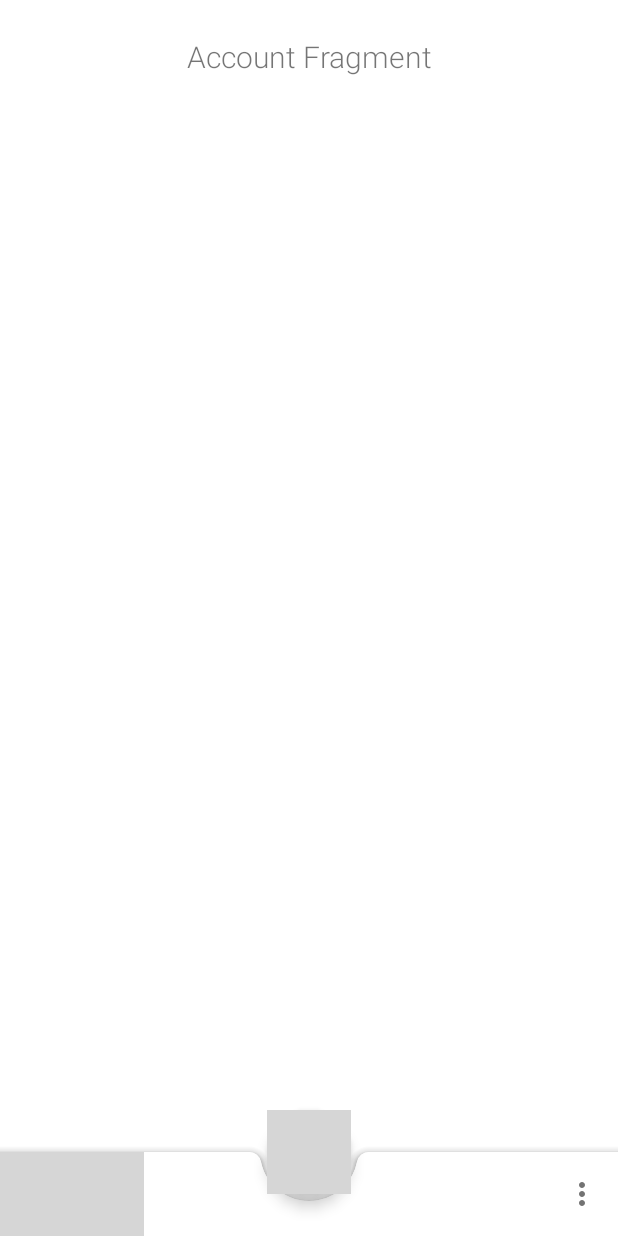
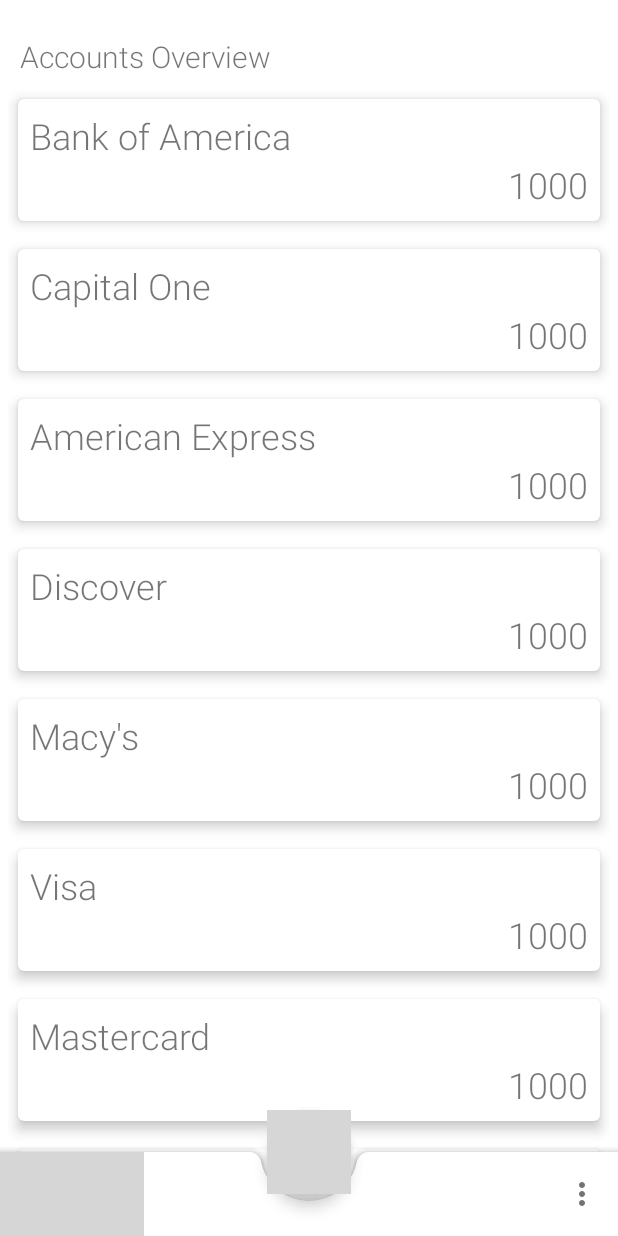
Before and after one commit to mattlavallee/checks-and-balances, an Android app: the screen it shows after launch (MainActivity), on a phone screen of 412 x 824 dp. Run offline under Robolectric (Android 15) with nearby library versions, the phone set to English and light mode, and no system bars; grey boxes are pictures that could not be loaded.

Commit message:
feat(accounts): adding account view with basic account cards
Adds an account adapter and sets up the recycler view to render accounts
in MaterialCardViews

```diff
--- a/android/app/build.gradle
+++ b/android/app/build.gradle
@@ -39,6 +39,7 @@ dependencies {
     implementation 'androidx.lifecycle:lifecycle-extensions:2.1.0'
     implementation 'androidx.navigation:navigation-fragment-ktx:2.1.0'
     implementation 'androidx.navigation:navigation-ui-ktx:2.1.0'
+    implementation 'androidx.recyclerview:recyclerview:1.1.0'
     testImplementation 'junit:junit:4.12'
     androidTestImplementation 'androidx.test.ext:junit:1.1.1'
     androidTestImplementation 'androidx.test.espresso:espresso-core:3.2.0'
--- /dev/null
+++ b/android/app/src/main/java/io/github/mattlavallee/checksandbalances/core/adapters/AccountAdapter.kt
@@ -0,0 +1,45 @@
+package io.github.mattlavallee.checksandbalances.core.adapters
+
+import android.view.LayoutInflater
+import android.view.View
+import android.view.ViewGroup
+import androidx.recyclerview.widget.RecyclerView
+import com.google.android.material.card.MaterialCardView
+import com.google.android.material.textview.MaterialTextView
+import io.github.mattlavallee.checksandbalances.R
+import io.github.mattlavallee.checksandbalances.core.models.Account
+
+class AccountAdapter(allAccounts: ArrayList<Account>): RecyclerView.Adapter<AccountAdapter.AccountViewHolder>() {
+    private var accounts: ArrayList<Account> = allAccounts
+
+    class AccountViewHolder(itemView: View): RecyclerView.ViewHolder(itemView) {
+        var cardView: MaterialCardView = itemView.findViewById(R.id.account_card_view)
+        var accountName: MaterialTextView = itemView.findViewById(R.id.account_card_view_name)
+        var accountTotal: MaterialTextView = itemView.findViewById(R.id.account_card_view_transaction_total)
+    }
+
+    override fun onCreateViewHolder(viewGroup: ViewGroup, index: Int): AccountViewHolder {
+        val view = LayoutInflater.from(viewGroup.context).inflate(R.layout.recycler_account_row, viewGroup, false)
+        return AccountViewHolder(view)
+    }
+
+    fun updateData(data: ArrayList<Account>) {
+        accounts.clear()
+        accounts = data
+        notifyDataSetChanged()
+    }
+
+    override fun onBindViewHolder(holder: AccountViewHolder, position: Int) {
+        val account = accounts[position]
+        holder.cardView.tag = account.id
+
+        holder.accountName.text = account.name
+        holder.accountName.tag = account.id
+
+        holder.accountTotal.text = "1000"
+    }
+
+    override fun getItemCount(): Int {
+        return accounts.size
+    }
+}
--- /dev/null
+++ b/android/app/src/main/java/io/github/mattlavallee/checksandbalances/core/models/Account.kt
@@ -0,0 +1,24 @@
+package io.github.mattlavallee.checksandbalances.core.models
+
+import java.io.Serializable
+
+class Account: Serializable {
+    var id: Int
+    var name: String
+    private var startingBalance: Double
+    private var isActive: Boolean
+
+    constructor() {
+        this.id = -1
+        this.name = ""
+        this.startingBalance = 0.0
+        this.isActive = false
+    }
+
+    constructor(id: Int, name: String, balance: Double, isActive: Boolean) {
+        this.id = id
+        this.name = name
+        this.startingBalance = balance
+        this.isActive = isActive
+    }
+}
--- a/android/app/src/main/java/io/github/mattlavallee/checksandbalances/ui/account/AccountFragment.kt
+++ b/android/app/src/main/java/io/github/mattlavallee/checksandbalances/ui/account/AccountFragment.kt
@@ -4,11 +4,16 @@ import android.os.Bundle
 import android.view.LayoutInflater
 import android.view.View
 import android.view.ViewGroup
+import android.widget.ArrayAdapter
 import android.widget.TextView
 import androidx.fragment.app.Fragment
 import androidx.lifecycle.Observer
 import androidx.lifecycle.ViewModelProviders
+import androidx.recyclerview.widget.LinearLayoutManager
+import androidx.recyclerview.widget.RecyclerView
 import io.github.mattlavallee.checksandbalances.R
+import io.github.mattlavallee.checksandbalances.core.adapters.AccountAdapter
+import io.github.mattlavallee.checksandbalances.core.models.Account
 
 class AccountFragment: Fragment() {
     private lateinit var accountViewModel: AccountViewModel
@@ -20,10 +25,30 @@ class AccountFragment: Fragment() {
     ): View? {
         accountViewModel = ViewModelProviders.of(this).get(AccountViewModel::class.java)
         val root = inflater.inflate(R.layout.fragment_account, container, false)
-        val textView: TextView = root.findViewById(R.id.text_account)
-        accountViewModel.text.observe(this, Observer {
-            textView.text = it
-        })
+
+//        accountViewModel.text.observe(this, Observer {
+//            textView.text = it
+//        })
+
+        val recyclerView: RecyclerView = root.findViewById(R.id.account_recycler_view)
+        recyclerView.layoutManager = LinearLayoutManager(context, RecyclerView.VERTICAL, false)
+        recyclerView.setHasFixedSize(true)
+
+        val accounts = ArrayList<Account>()
+        accounts.add(Account(1, "Bank of America", 0.0, true))
+        accounts.add(Account(2, "Capital One", 0.0, true))
+        accounts.add(Account(3, "American Express", 0.0, true))
+        accounts.add(Account(4, "Discover", 0.0, true))
+        accounts.add(Account(5, "Macy's", 0.0, true))
+        accounts.add(Account(6, "Visa", 0.0, true))
+        accounts.add(Account(7, "Mastercard", 0.0, true))
+        accounts.add(Account(8, "Amazon Card", 0.0, true))
+        accounts.add(Account(9, "Party Planning", 0.0, true))
+        accounts.add(Account(10, "Gifts", 0.0, true))
+        accounts.add(Account(11, "IOU's", 0.0, true))
+
+        val accountAdapter = AccountAdapter(accounts)
+        recyclerView.adapter = accountAdapter
 
         return root
     }
--- a/android/app/src/main/res/layout/activity_main.xml
+++ b/android/app/src/main/res/layout/activity_main.xml
@@ -6,6 +6,18 @@
     android:layout_width="match_parent"
     android:layout_height="match_parent"
     android:paddingTop="@dimen/activity_vertical_margin">
+
+    <fragment
+        android:id="@+id/nav_host_fragment"
+        android:name="androidx.navigation.fragment.NavHostFragment"
+        android:layout_width="match_parent"
+        android:layout_height="match_parent"
+        app:defaultNavHost="true"
+        app:layout_constraintBottom_toTopOf="@id/navigation_app_bar"
+        app:layout_constraintLeft_toLeftOf="parent"
+        app:layout_constraintRight_toRightOf="parent"
+        app:layout_constraintTop_toTopOf="parent"
+        app:navGraph="@navigation/mobile_navigation" />
 
     <com.google.android.material.floatingactionbutton.FloatingActionButton
         android:id="@+id/fab"
@@ -35,16 +47,4 @@
         app:popupTheme="@style/Theme.MaterialComponents.DayNight"
         app:theme="@style/Theme.MaterialComponents.DayNight" />
 
-    <fragment
-        android:id="@+id/nav_host_fragment"
-        android:name="androidx.navigation.fragment.NavHostFragment"
-        android:layout_width="match_parent"
-        android:layout_height="match_parent"
-        app:defaultNavHost="true"
-        app:layout_constraintBottom_toTopOf="@id/navigation_app_bar"
-        app:layout_constraintLeft_toLeftOf="parent"
-        app:layout_constraintRight_toRightOf="parent"
-        app:layout_constraintTop_toTopOf="parent"
-        app:navGraph="@navigation/mobile_navigation" />
-
 </androidx.coordinatorlayout.widget.CoordinatorLayout>
--- a/android/app/src/main/res/layout/fragment_account.xml
+++ b/android/app/src/main/res/layout/fragment_account.xml
@@ -4,16 +4,33 @@
     xmlns:app="http://schemas.android.com/apk/res-auto"
     android:layout_width="match_parent"
     android:layout_height="match_parent">
-    <TextView
+    <com.google.android.material.textview.MaterialTextView
         android:id="@+id/text_account"
         android:layout_width="match_parent"
         android:layout_height="wrap_content"
         android:layout_marginStart="8dp"
         android:layout_marginTop="8dp"
         android:layout_marginEnd="8dp"
-        android:textAlignment="center"
+        android:paddingLeft="5dp"
+        android:textAlignment="viewStart"
         android:textSize="20sp"
-        app:layout_constraintEnd_toEndOf="parent"
+        android:text="@string/fragment_account_title"
+        app:layout_constraintVertical_chainStyle="spread"
+        app:layout_constraintBottom_toTopOf="@id/account_recycler_view"
         app:layout_constraintStart_toStartOf="parent"
         app:layout_constraintTop_toTopOf="parent" />
+
+    <androidx.recyclerview.widget.RecyclerView
+        android:id="@+id/account_recycler_view"
+        android:layout_width="match_parent"
+        android:layout_height="0dp"
+        android:layout_margin="5dp"
+        android:clipToPadding="false"
+        android:paddingBottom="50dp"
+        app:layout_constrainedHeight="true"
+        app:layout_constraintLeft_toLeftOf="parent"
+        app:layout_constraintRight_toRightOf="parent"
+        app:layout_constraintTop_toBottomOf="@id/text_account"
+        app:layout_constraintEnd_toEndOf="parent"
+        app:layout_constraintBottom_toBottomOf="parent"/>
 </androidx.constraintlayout.widget.ConstraintLayout>
--- a/android/app/src/main/res/layout/fragment_transaction.xml
+++ b/android/app/src/main/res/layout/fragment_transaction.xml
@@ -4,7 +4,7 @@
     xmlns:app="http://schemas.android.com/apk/res-auto"
     android:layout_width="match_parent"
     android:layout_height="match_parent">
-    <TextView
+    <com.google.android.material.textview.MaterialTextView
         android:id="@+id/text_transaction"
         android:layout_width="match_parent"
         android:layout_height="wrap_content"
--- /dev/null
+++ b/android/app/src/main/res/layout/recycler_account_row.xml
@@ -0,0 +1,39 @@
+<?xml version="1.0" encoding="utf-8"?>
+<com.google.android.material.card.MaterialCardView
+    xmlns:android="http://schemas.android.com/apk/res/android"
+    xmlns:card_view="http://schemas.android.com/apk/res-auto"
+    android:id="@+id/account_card_view"
+    android:layout_width="match_parent"
+    android:layout_height="wrap_content"
+    android:layout_gravity="center"
+    card_view:cardCornerRadius="4dp"
+    card_view:cardElevation="5dp"
+    card_view:cardUseCompatPadding="true"
+    card_view:contentPadding="8dp">
+    <androidx.constraintlayout.widget.ConstraintLayout
+        android:layout_width="match_parent"
+        android:layout_height="match_parent">
+        <com.google.android.material.textview.MaterialTextView
+            android:id="@+id/account_card_view_name"
+            android:layout_width="wrap_content"
+            android:layout_height="wrap_content"
+            android:textSize="24dp"
+            android:maxLines="1"
+            android:ellipsize="end"
+            card_view:layout_constraintStart_toStartOf="parent"
+            card_view:layout_constraintTop_toTopOf="parent"
+            card_view:layout_constraintLeft_toLeftOf="parent"
+            card_view:layout_constraintRight_toRightOf="parent"
+            card_view:layout_constraintBottom_toTopOf="@id/account_card_view_transaction_total" />
+        <com.google.android.material.textview.MaterialTextView
+            android:id="@+id/account_card_view_transaction_total"
+            android:layout_width="wrap_content"
+            android:layout_height="wrap_content"
+            android:textSize="24dp"
+            card_view:layout_constraintTop_toBottomOf="@id/account_card_view_name"
+            card_view:layout_constraintLeft_toLeftOf="parent"
+            card_view:layout_constraintRight_toRightOf="parent"
+            card_view:layout_constraintBottom_toBottomOf="parent"
+            card_view:layout_constraintEnd_toEndOf="parent" />
+    </androidx.constraintlayout.widget.ConstraintLayout>
+</com.google.android.material.card.MaterialCardView>
--- a/android/app/src/main/res/values/strings.xml
+++ b/android/app/src/main/res/values/strings.xml
@@ -4,6 +4,8 @@
     <string name="home_create_account">Add Account</string>
     <string name="home_create_transaction">Add Transaction</string>
     <string name="home_feedback">Help &amp; Feedback</string>
+
+    <string name="fragment_account_title">Accounts Overview</string>
 
     <string name="settings_sort_by">Sort By</string>
     <string name="settings_theme">Theme</string>
```
